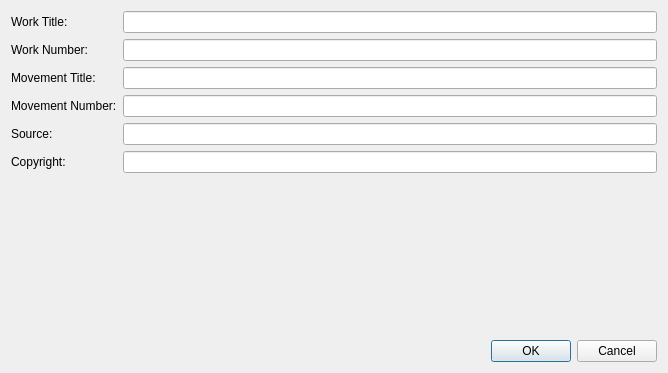
Above: mscore/mscore/metaedit.ui from musescore/musescore-old before the change. Below: the same form after it.
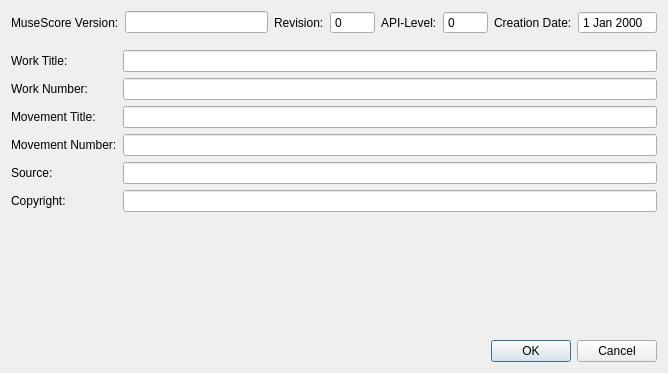
That is the form after the change.

Commit message: extend meta dialog

What changed in the file:
```diff
--- a/mscore/mscore/metaedit.ui
+++ b/mscore/mscore/metaedit.ui
@@ -14,57 +14,37 @@
    <string>Dialog</string>
   </property>
   <layout class="QGridLayout" name="gridLayout">
-   <item row="0" column="0">
+   <item row="1" column="0">
     <widget class="QLabel" name="label">
      <property name="text">
       <string>Work Title:</string>
      </property>
     </widget>
    </item>
-   <item row="0" column="1">
+   <item row="1" column="1">
     <widget class="QLineEdit" name="workTitle"/>
    </item>
-   <item row="1" column="0">
+   <item row="2" column="0">
     <widget class="QLabel" name="label_2">
      <property name="text">
       <string>Work Number:</string>
      </property>
     </widget>
    </item>
-   <item row="1" column="1">
-    <widget class="QLineEdit" name="workNumber"/>
-   </item>
-   <item row="2" column="0">
-    <widget class="QLabel" name="label_3">
-     <property name="text">
-      <string>Movement Title:</string>
-     </property>
-    </widget>
-   </item>
    <item row="2" column="1">
-    <widget class="QLineEdit" name="movementTitle"/>
+    <widget class="QLineEdit" name="workNumber"/>
    </item>
-   <item row="3" column="0">
-    <widget class="QLabel" name="label_4">
-     <property name="text">
-      <string>Movement Number:</string>
-     </property>
-    </widget>
-   </item>
-   <item row="3" column="1">
-    <widget class="QLineEdit" name="movementNumber"/>
-   </item>
-   <item row="4" column="0">
+   <item row="5" column="0">
     <widget class="QLabel" name="label_5">
      <property name="text">
       <string>Source:</string>
      </property>
     </widget>
    </item>
-   <item row="4" column="1">
+   <item row="5" column="1">
     <widget class="QLineEdit" name="source"/>
    </item>
-   <item row="6" column="0">
+   <item row="7" column="0">
     <spacer name="verticalSpacer">
      <property name="orientation">
       <enum>Qt::Vertical</enum>
@@ -77,7 +57,27 @@
      </property>
     </spacer>
    </item>
-   <item row="7" column="1">
+   <item row="3" column="0">
+    <widget class="QLabel" name="label_3">
+     <property name="text">
+      <string>Movement Title:</string>
+     </property>
+    </widget>
+   </item>
+   <item row="3" column="1">
+    <widget class="QLineEdit" name="movementTitle"/>
+   </item>
+   <item row="4" column="0">
+    <widget class="QLabel" name="label_4">
+     <property name="text">
+      <string>Movement Number:</string>
+     </property>
+    </widget>
+   </item>
+   <item row="4" column="1">
+    <widget class="QLineEdit" name="movementNumber"/>
+   </item>
+   <item row="8" column="1">
     <widget class="QDialogButtonBox" name="buttonBox">
      <property name="orientation">
       <enum>Qt::Horizontal</enum>
@@ -87,16 +87,90 @@
      </property>
     </widget>
    </item>
-   <item row="5" column="0">
+   <item row="6" column="0">
     <widget class="QLabel" name="label_6">
      <property name="text">
       <string>Copyright:</string>
      </property>
     </widget>
    </item>
-   <item row="5" column="1">
+   <item row="6" column="1">
     <widget class="QLineEdit" name="copyright"/>
    </item>
+   <item row="0" column="0" colspan="2">
+    <layout class="QHBoxLayout" name="horizontalLayout">
+     <property name="topMargin">
+      <number>0</number>
+     </property>
+     <property name="bottomMargin">
+      <number>10</number>
+     </property>
+     <item>
+      <widget class="QLabel" name="label_7">
+       <property name="text">
+        <string>MuseScore Version:</string>
+       </property>
+      </widget>
+     </item>
+     <item>
+      <widget class="QLineEdit" name="version"/>
+     </item>
+     <item>
+      <widget class="QLabel" name="label_8">
+       <property name="text">
+        <string>Revision:</string>
+       </property>
+      </widget>
+     </item>
+     <item>
+      <widget class="QSpinBox" name="revision">
+       <property name="readOnly">
+        <bool>true</bool>
+       </property>
+       <property name="buttonSymbols">
+        <enum>QAbstractSpinBox::NoButtons</enum>
+       </property>
+       <property name="maximum">
+        <number>99999</number>
+       </property>
+      </widget>
+     </item>
+     <item>
+      <widget class="QLabel" name="label_9">
+       <property name="text">
+        <string>API-Level:</string>
+       </property>
+      </widget>
+     </item>
+     <item>
+      <widget class="QSpinBox" name="level">
+       <property name="buttonSymbols">
+        <enum>QAbstractSpinBox::NoButtons</enum>
+       </property>
+       <property name="maximum">
+        <number>99999</number>
+       </property>
+      </widget>
+     </item>
+     <item>
+      <widget class="QLabel" name="label_10">
+       <property name="text">
+        <string>Creation Date:</string>
+       </property>
+      </widget>
+     </item>
+     <item>
+      <widget class="QDateEdit" name="date">
+       <property name="readOnly">
+        <bool>true</bool>
+       </property>
+       <property name="buttonSymbols">
+        <enum>QAbstractSpinBox::NoButtons</enum>
+       </property>
+      </widget>
+     </item>
+    </layout>
+   </item>
   </layout>
  </widget>
  <resources/>
```
The commit also changes 6 other files.
